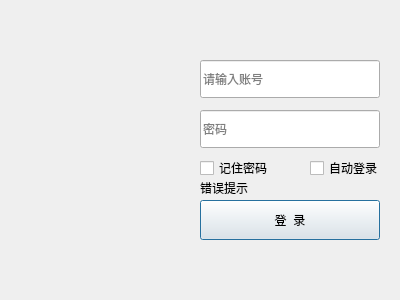
Above: Login/LoginScene.ui from TMDJoJo/AxisClient before the change. Below: the same form after it.
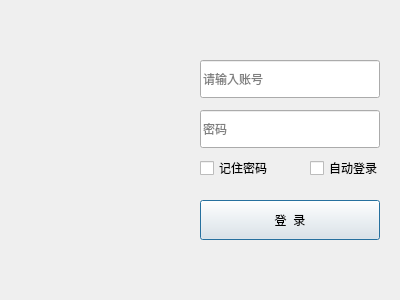
That is the form after the change.

```diff
--- a/Login/LoginScene.ui
+++ b/Login/LoginScene.ui
@@ -115,19 +115,6 @@
     <string>自动登录</string>
    </property>
   </widget>
-  <widget class="QLabel" name="lbe_login_error">
-   <property name="geometry">
-    <rect>
-     <x>200</x>
-     <y>180</y>
-     <width>151</width>
-     <height>16</height>
-    </rect>
-   </property>
-   <property name="text">
-    <string>错误提示</string>
-   </property>
-  </widget>
  </widget>
  <resources/>
  <connections/>
```
